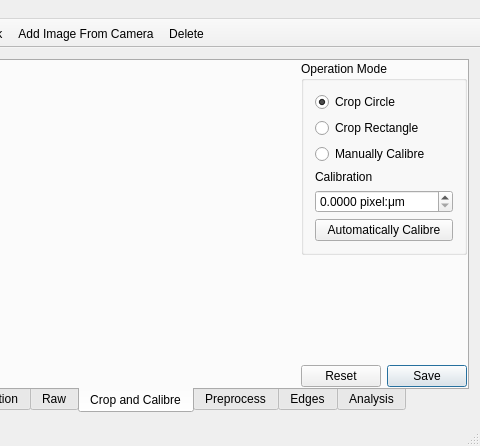
Before: the Qt Designer form gui/mainwindow.ui in librehat/caiga, drawn with Qt 5; both pictures show x 220 to 700 and y 0 to 446 of the 700 by 446 pixel window.
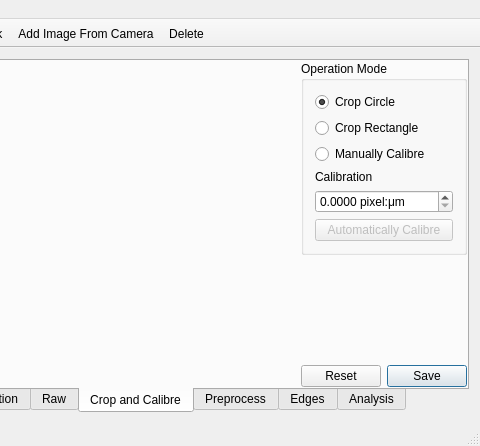
After: the same form once the commit is applied. The open tabs and pages were chosen to show the change. Icons and pictures are not drawn. Custom widgets are drawn as their Qt base class.

```diff
--- a/gui/mainwindow.ui
+++ b/gui/mainwindow.ui
@@ -213,6 +213,9 @@
            </item>
            <item>
             <widget class="QPushButton" name="autoCalibreButton">
+             <property name="enabled">
+              <bool>false</bool>
+             </property>
              <property name="text">
               <string>Automatically Calibre</string>
              </property>
```
Left out of the diff: 2 changed lines with no effect on the pictures.
